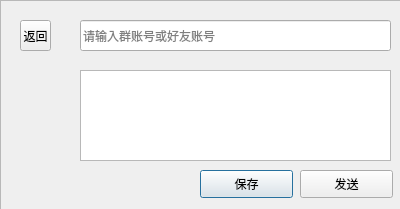
Snowball-Di/cs2021_qt_chat, file chat/addnew.ui: the form before one commit.
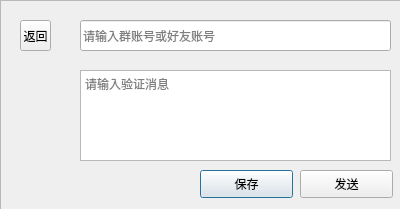
The form after the commit.

```diff
--- a/chat/addnew.ui
+++ b/chat/addnew.ui
@@ -63,6 +63,9 @@
       <height>91</height>
      </rect>
     </property>
+    <property name="placeholderText">
+     <string>请输入验证消息</string>
+    </property>
    </widget>
    <widget class="QLineEdit" name="id">
     <property name="geometry">
```
